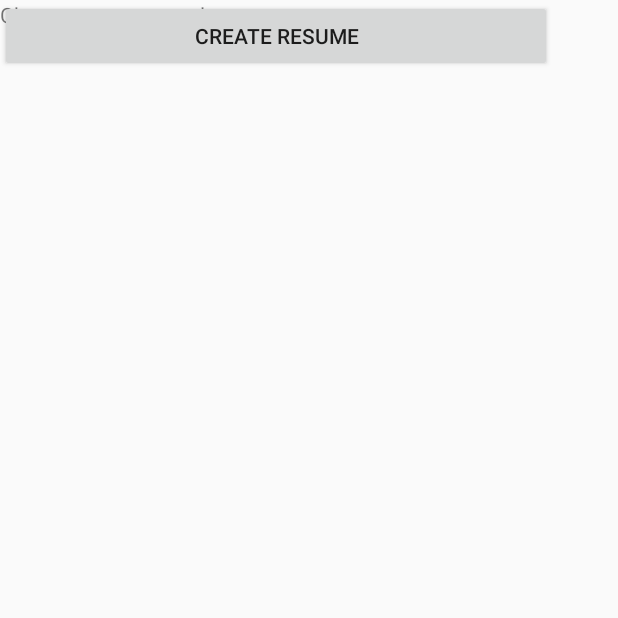
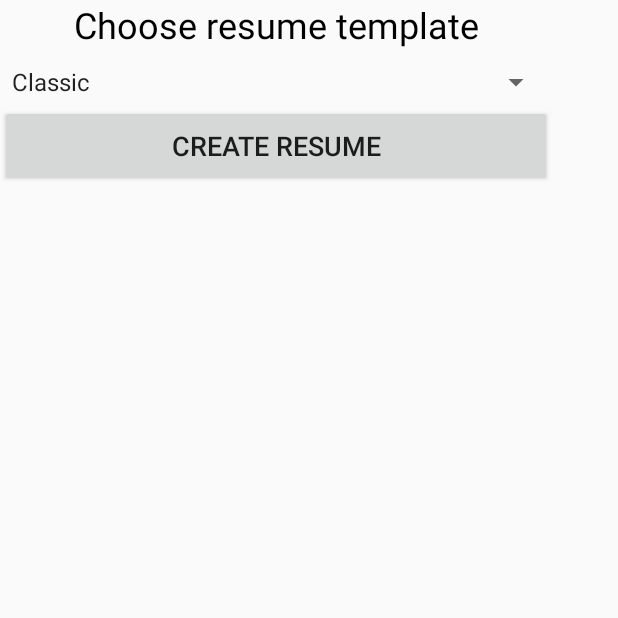
Before and after one commit to ppypenko/Resume_App2, an Android app: the screen it shows after launch (MainActivity), on a phone screen of 412 x 824 dp, the top half of it. Run offline under Robolectric (Android 15) with nearby library versions, the phone set to English and light mode, and no system bars.

Commit message:
Made changes to Resume

```diff
--- a/Resume_App22/app/src/main/res/layout/activity_main.xml
+++ b/Resume_App22/app/src/main/res/layout/activity_main.xml
@@ -5,25 +5,39 @@
     android:layout_width="match_parent"
     android:layout_height="match_parent"
     tools:context="team.afalse.resume_app.MainActivity">
-
+    <LinearLayout
+        android:layout_width="368dp"
+        android:layout_height="551dp"
+        android:orientation="vertical"
+        tools:layout_editor_absoluteY="8dp"
+        tools:layout_editor_absoluteX="8dp">
         <TextView
-        android:layout_width="0dp"
+            android:layout_width="match_parent"
             android:layout_height="wrap_content"
-        android:text="Choose resume template" />
+            android:text="Choose resume template"
+            android:layout_weight="1"
+            android:textAlignment="center"
+            android:textColor="#000"
+            android:textSize="24dp"/>
         <Spinner
             android:id="@+id/resumeTemplate"
-        android:layout_width="0dp"
+            android:layout_width="match_parent"
             android:layout_height="wrap_content"
-        android:entries="@array/resume_templates" />
+            android:entries="@array/resume_templates"
+            android:layout_weight="1"
+            android:textSize="18dp"/>
         <Button
-        android:layout_width="368dp"
+            android:layout_width="match_parent"
             android:layout_height="wrap_content"
             android:id="@+id/btnGo"
-        android:text="Create Resume" />
+            android:text="Create Resume"
+            android:layout_weight="1"
+            android:textSize="18dp"/>
         <ListView
-        android:layout_width="0dp"
-        android:layout_height="wrap_content"
-        android:id="@+id/resumeList">
+            android:layout_width="match_parent"
+            android:layout_height="420dp"
+            android:id="@+id/resumeList"
+            android:layout_weight="1">
         </ListView>
-
+    </LinearLayout>
 </android.support.constraint.ConstraintLayout>
```
Also changed, not shown: Resume_App22/app/src/main/java/team/afalse/resume_app/Resume.java (+72 -40 lines). Lines whose indentation alone changed are shown as unchanged.
